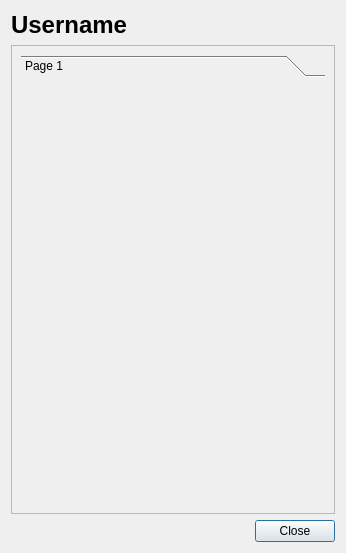
This is ui/foeusereditdlg.ui in sgh/FOE as Qt 5 draws it before an edit. The edited form follows.
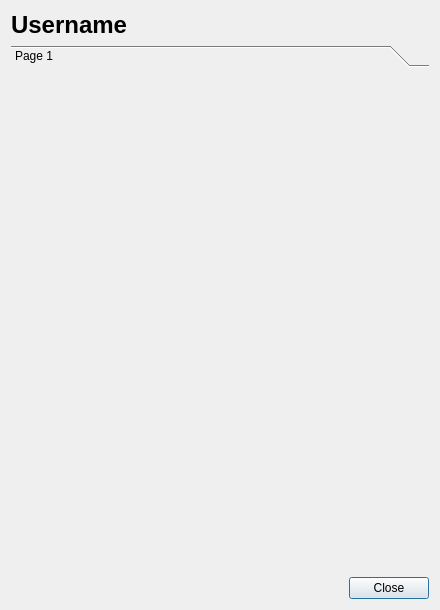
This is the edited form.

Commit message: Removed unnecessary QFrame and set larger minimumsize.

```diff
--- a/ui/foeusereditdlg.ui
+++ b/ui/foeusereditdlg.ui
@@ -6,14 +6,14 @@
    <rect>
     <x>0</x>
     <y>0</y>
-    <width>346</width>
-    <height>553</height>
+    <width>440</width>
+    <height>610</height>
    </rect>
   </property>
   <property name="minimumSize">
    <size>
-    <width>346</width>
-    <height>553</height>
+    <width>440</width>
+    <height>610</height>
    </size>
   </property>
   <property name="windowTitle">
@@ -35,15 +35,6 @@
     </widget>
    </item>
    <item>
-    <widget class="QFrame" name="frame">
-     <property name="frameShape">
-      <enum>QFrame::StyledPanel</enum>
-     </property>
-     <property name="frameShadow">
-      <enum>QFrame::Raised</enum>
-     </property>
-     <layout class="QVBoxLayout" name="verticalLayout">
-      <item>
        <widget class="QToolBox" name="toolBox">
         <property name="currentIndex">
          <number>0</number>
@@ -53,17 +44,14 @@
           <rect>
            <x>0</x>
            <y>0</y>
-           <width>308</width>
-           <height>425</height>
+        <width>422</width>
+        <height>504</height>
           </rect>
          </property>
          <attribute name="label">
           <string notr="true">Page 1</string>
          </attribute>
         </widget>
-       </widget>
-      </item>
-     </layout>
     </widget>
    </item>
    <item>
```
Lines whose indentation alone changed are shown as unchanged.
